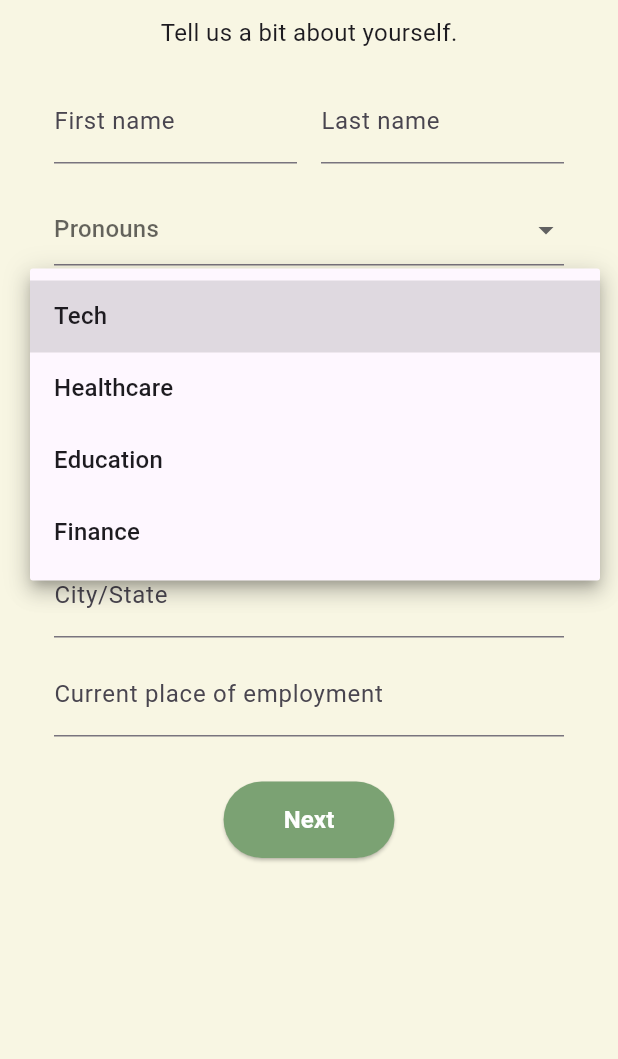
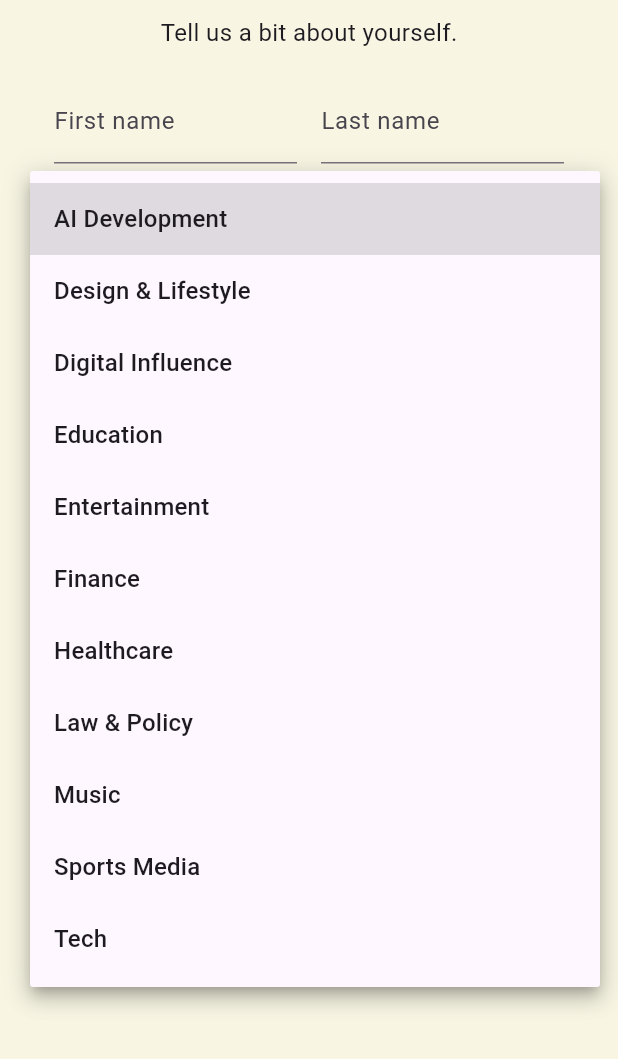
Before and after one commit to vtullo03/ExpAnt, a Flutter app: the AccountSetupPage screen opened by its route, after a tap on "Field/Industry", on a phone screen of 412 x 824 dp, the part 177-1236 px from its top. Run offline on Flutter 3.47's test engine with Material 3 defaults, Android fonts, the phone set to English and light mode, and no system bars; our stand-ins replace flutter_colorpicker, google_fonts, image_picker, shared_preferences; accounts and stored records are empty.

Commit message:
added more categories to fields

```diff
--- a/flutter_frontend/lib/account_setup_page.dart
+++ b/flutter_frontend/lib/account_setup_page.dart
@@ -23,7 +23,19 @@ class _AccountSetupPageState extends State<AccountSetupPage> {
   String? selectedCountry;
 
   final List<String> pronouns = ['She/Her', 'He/Him', 'They/Them', 'Other'];
-  final List<String> industries = ['Tech', 'Healthcare', 'Education', 'Finance'];
+ final List<String> industries = [
+  'AI Development',
+  'Design & Lifestyle',
+  'Digital Influence',
+  'Education',
+  'Entertainment',
+  'Finance',
+  'Healthcare',
+  'Law & Policy',
+  'Music',
+  'Sports Media',
+  'Tech',
+];
   final List<String> countries = [
     'United States',
     'Canada',
```
